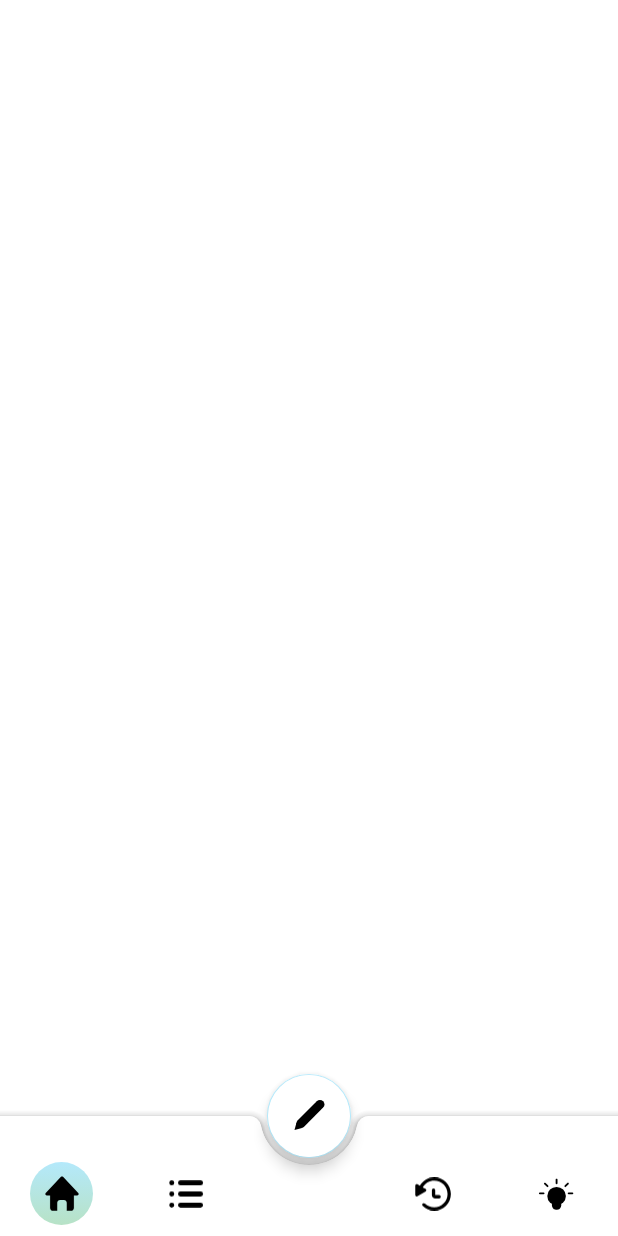
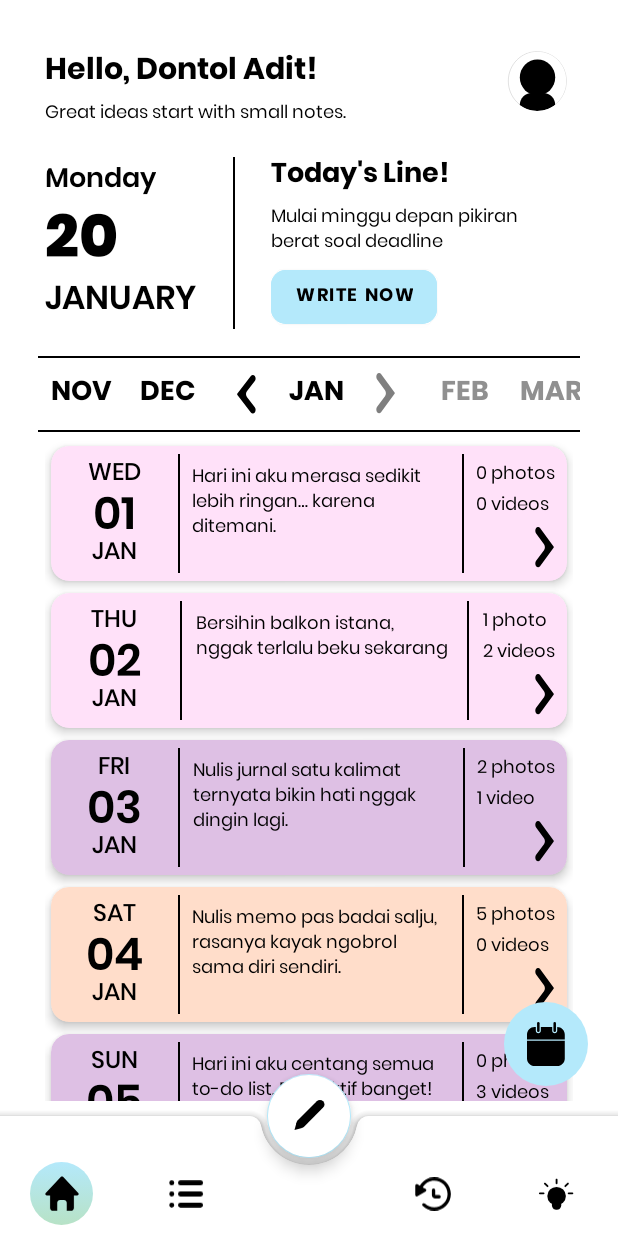
Before and after one commit to danielavall/MemoMap, an Android app: the screen it shows after launch (MainActivity), on a phone screen of 412 x 824 dp. Run offline under Robolectric (Android 15) with nearby library versions, the phone set to English and light mode, and no system bars; our stand-ins replace CircleImageView, data binding.

Commit message:
Adjust home page

```diff
--- a/app/src/main/java/com/example/memomap/HomeFragment.java
+++ b/app/src/main/java/com/example/memomap/HomeFragment.java
@@ -80,6 +80,12 @@ public class HomeFragment extends Fragment {
         todayCalendar.set(Calendar.SECOND, 0);
         todayCalendar.set(Calendar.MILLISECOND, 0);
 
+    }
+
+    @Override
+    public View onCreateView(LayoutInflater inflater, ViewGroup container,
+                             Bundle savedInstanceState) {
+        return inflater.inflate(R.layout.fragment_home, container, false);
     }
 
     @Override
@@ -283,26 +289,26 @@ public class HomeFragment extends Fragment {
         // Example: Only showing January 2025 data for demonstration.
         // You MUST expand this to load data for all relevant months/years.
         if (month == Calendar.JANUARY && year == 2025) {
-            journalList.add(new JournalCardModel("WED", "01", "JAN", "Tahun Baru di rumah aja, bingung mau mulai dari mana", 0, 0, R.color.orange));
-            journalList.add(new JournalCardModel("THU", "02", "JAN", "Mulai ngerapihin to-do list dan niat tahun ini", 1, 2, R.color.pink));
-            journalList.add(new JournalCardModel("FRI", "03", "JAN", "Beresin file kuliah semester lalu sambil nostalgia", 2, 1, R.color.pink));
-            journalList.add(new JournalCardModel("SAT", "04", "JAN", "Quality time bareng keluarga seharian penuh", 5, 0, R.color.purple));
-            journalList.add(new JournalCardModel("SUN", "05", "JAN", "Overthinking soal kuliah yang bakal mulai lagi", 0, 3, R.color.blue));
-            journalList.add(new JournalCardModel("MON", "06", "JAN", "Hari pertama kuliah, belum siap mental", 2, 6, R.color.blue));
-            journalList.add(new JournalCardModel("TUE", "07", "JAN", "Ngoding sampai malam, stuck di layout XML", 2, 0, R.color.green));
-            journalList.add(new JournalCardModel("WED", "08", "JAN", "Ketemu teman baru, mulai merasa lebih nyaman", 3, 0, R.color.purple));
-            journalList.add(new JournalCardModel("THU", "09", "JAN", "Presentasi perdana semester ini, lumayan grogi", 1, 4, R.color.blue));
-            journalList.add(new JournalCardModel("FRI", "10", "JAN", "Ngopi sore sambil ngerjain tugas kecil-kecilan", 3, 1, R.color.pink));
-            journalList.add(new JournalCardModel("SAT", "11", "JAN", "Bantu mama belanja mingguan, lumayan capek", 4, 0, R.color.green));
-            journalList.add(new JournalCardModel("SUN", "12", "JAN", "Tidur seharian, badan dan otak butuh recharge", 0, 0, R.color.green));
-            journalList.add(new JournalCardModel("MON", "13", "JAN", "Mulai minggu dengan kelas pagi yang berat banget", 1, 3, R.color.blue));
-            journalList.add(new JournalCardModel("TUE", "14", "JAN", "Ngoding Android bareng temen, seru tapi pusing", 2, 2, R.color.orange));
-            journalList.add(new JournalCardModel("WED", "15", "JAN", "Kelas full dari pagi sampe sore, lumayan lelah", 1, 1, R.color.green));
-            journalList.add(new JournalCardModel("THU", "16", "JAN", "Dosen kasih motivasi soal masa depan, semangat naik!", 4, 0, R.color.purple));
-            journalList.add(new JournalCardModel("FRI", "17", "JAN", "Tugas mulai numpuk, tapi masih bisa santai dikit", 2, 2, R.color.orange));
-            journalList.add(new JournalCardModel("SAT", "18", "JAN", "Nugas di kafe sambil dengerin musik jazz", 3, 0, R.color.pink));
-            journalList.add(new JournalCardModel("SUN", "19", "JAN", "Kayaknya mulai butuh short escape deh", 1, 1, R.color.green));
-            journalList.add(new JournalCardModel("MON", "20", "JAN", "Mulai minggu dengan pikiran berat soal deadline", 0, 4, R.color.blue));
+            journalList.add(new JournalCardModel("WED", "01", "JAN", "Hari ini aku merasa sedikit lebih ringan… karena ditemani.", 0, 0, R.color.pink));   // Calm/Happy
+            journalList.add(new JournalCardModel("THU", "02", "JAN", "Bersihin balkon istana, nggak terlalu beku sekarang", 1, 2, R.color.pink));         // Calm/Happy
+            journalList.add(new JournalCardModel("FRI", "03", "JAN", "Nulis jurnal satu kalimat ternyata bikin hati nggak dingin lagi.", 2, 1, R.color.purple)); // Very Happy
+            journalList.add(new JournalCardModel("SAT", "04", "JAN", "Nulis memo pas badai salju, rasanya kayak ngobrol sama diri sendiri.", 5, 0, R.color.orange)); // Neutral/Meh
+            journalList.add(new JournalCardModel("SUN", "05", "JAN", "Hari ini aku centang semua to-do list. Produktif banget!", 0, 3, R.color.purple));  // Very Happy
+            journalList.add(new JournalCardModel("MON", "06", "JAN", "Setiap hari cuma satu kalimat, tapi rasanya hidupku makin jelas.", 2, 6, R.color.pink)); // Calm/Happy
+            journalList.add(new JournalCardModel("TUE", "07", "JAN", "Anna bawain teh hangat", 2, 0, R.color.pink));                                         // Calm/Happy
+            journalList.add(new JournalCardModel("WED", "08", "JAN", "Udara segar bikin mood oke", 3, 0, R.color.pink));                                     // Calm/Happy
+            journalList.add(new JournalCardModel("THU", "09", "JAN", "Bersihkan balkon istana, saljunya berkurang", 1, 4, R.color.pink));                    // Calm/Happy
+            journalList.add(new JournalCardModel("FRI", "10", "JAN", "Ngopi sore sambil ngerjain tugas kecil-kecilan", 3, 1, R.color.pink));                 // Calm/Happy
+            journalList.add(new JournalCardModel("SAT", "11", "JAN", "Hari ini aku centang semua to-do list… rasanya hebat!", 4, 0, R.color.purple));        // Very Happy
+            journalList.add(new JournalCardModel("SUN", "12", "JAN", "Tidur seharian, badan dan otak butuh recharge", 0, 0, R.color.green));                 // Tired/Sad
+            journalList.add(new JournalCardModel("MON", "13", "JAN", "Anna bilang aku lebih sering senyum sekarang.", 1, 3, R.color.purple));                // Very Happy
+            journalList.add(new JournalCardModel("TUE", "14", "JAN", "Anna bawa teh coklat panas, suasana jadi lebih cair.", 2, 2, R.color.pink));           // Calm/Happy
+            journalList.add(new JournalCardModel("WED", "15", "JAN", "Hari ini aku nyanyi sebentar. Rasanya seperti ada kehangatan kembali.", 1, 1, R.color.purple)); // Very Happy
+            journalList.add(new JournalCardModel("THU", "16", "JAN", "Aku coba menulis memo, rasanya aneh tapi sedikit lega", 4, 0, R.color.orange));        // Neutral/Meh
+            journalList.add(new JournalCardModel("FRI", "17", "JAN", "Tugas mulai numpuk, tapi masih bisa santai dikit", 2, 2, R.color.blue));                // Worried/Low
+            journalList.add(new JournalCardModel("SAT", "18", "JAN", "Aku butuh support hari ini.", 3, 0, R.color.blue));                                     // Worried/Low
+            journalList.add(new JournalCardModel("SUN", "19", "JAN", "Kayaknya mulai butuh refreshing", 1, 1, R.color.green));                                // Tired/Sad
+            journalList.add(new JournalCardModel("MON", "20", "JAN", "Mulai minggu dengan pikiran berat soal kerajaan", 0, 4, R.color.blue));                 // Worried/Low
         }
         // Add more 'else if' blocks for other months/years if you have specific dummy data for them
         else if (month == Calendar.JULY && year == 2025) {
```
